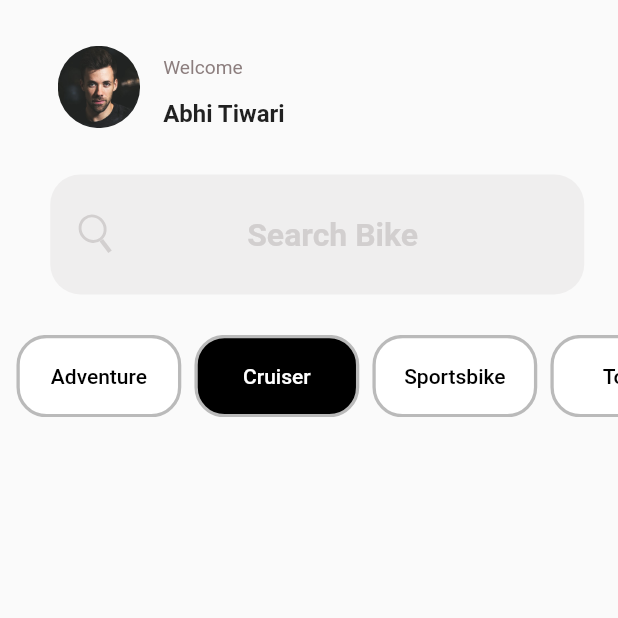
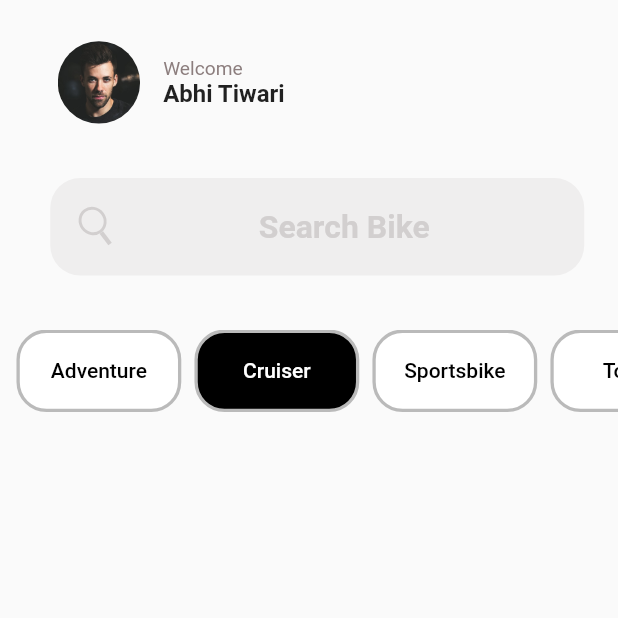
Before and after one commit to animeshxd/srchout_software_private_limited_assignment, a Flutter app: the screen it shows after launch, on a phone screen of 412 x 824 dp, the top half of it. Run offline on Flutter 3.47's test engine with Material 2 defaults, Android fonts, the phone set to English and light mode, and no system bars; our stand-ins replace flutter_svg, google_fonts.

Commit message:
Fix size

```diff
--- a/lib/main.dart
+++ b/lib/main.dart
@@ -45,8 +45,9 @@ class HomeView extends StatelessWidget {
               children: [
                 const Welcome(),
                 Container(
-                  width: 324.pw,
-                  margin: EdgeInsets.only(top: 33.ph, bottom: 32.ph),
+                  width: 324.p,
+                  height: 60.p,
+                  margin: EdgeInsets.only(top: 33.p, bottom: 32.p),
                   child: const SearchFieldBar(),
                 ),
                 SingleChildScrollView(
--- a/lib/widgets/search_field_bar.dart
+++ b/lib/widgets/search_field_bar.dart
@@ -16,11 +16,10 @@ class SearchFieldBar extends StatelessWidget {
           borderSide: BorderSide.none,
         ),
         hoverColor: Colors.transparent,
-        contentPadding: EdgeInsets.all(25.p),
         prefixIcon: Container(
           margin: EdgeInsets.only(left: 13.p),
-          width: 25,
-          height: 25,
+          width: 25.p,
+          height: 25.p,
           child: SVGIcons.magnfying,
         ),
         hintText: 'Search Bike',
--- a/lib/widgets/welcome.dart
+++ b/lib/widgets/welcome.dart
@@ -26,14 +26,14 @@ class Welcome extends StatelessWidget {
               TextSpan(
                 text: 'Welcome\n',
                 style: AppTheme.labelTextStyle
-                    .copyWith(fontSize: 12.pf, height: 2.pf),
+                    .copyWith(fontSize: 12.pf, height: 14.pf/12.pf),
               ),
               TextSpan(
                 text: user.name,
                 style: AppTheme.textStyle.copyWith(
                   fontSize: 15.pf,
                   fontWeight: FontWeight.w600,
-                  height: 2.pf,
+                  height: 18.pf/15.pf,
                 ),
               ),
             ],
```
